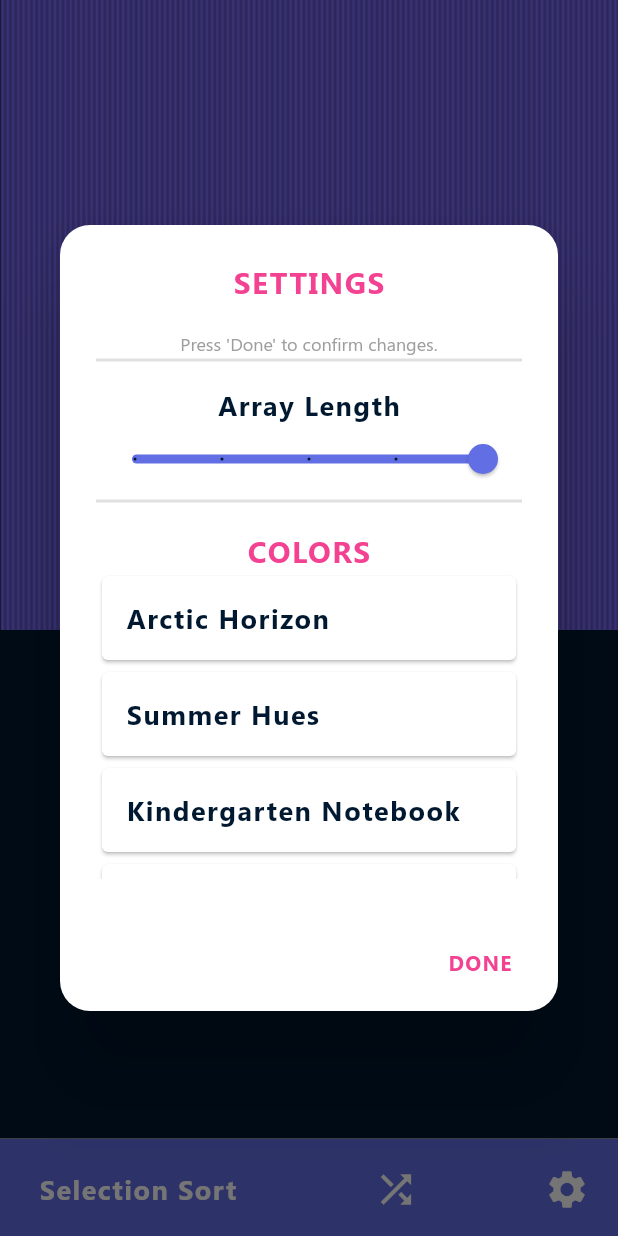
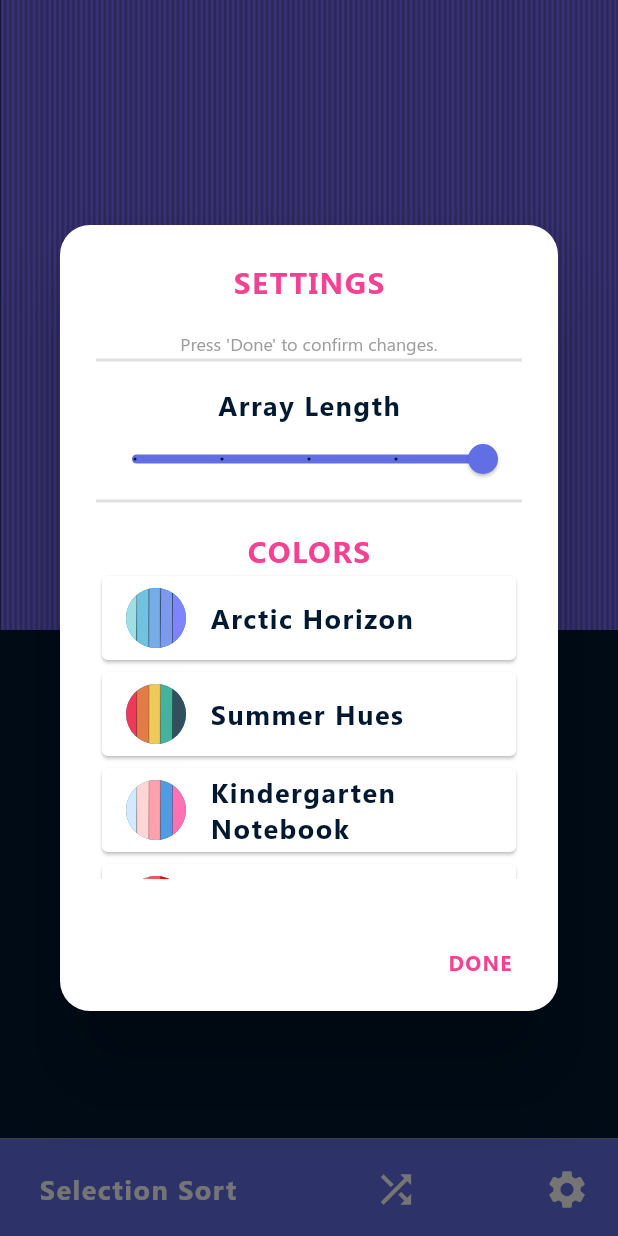
Before and after one commit to parzuko/AlgoVisualizer, a Flutter app: the screen it shows after launch, after a tap on the "settings" icon, on a phone screen of 412 x 824 dp. Run offline on Flutter 3.47's test engine with Material 2 defaults, Android fonts, the phone set to English and light mode, and no system bars.

```diff
--- /dev/null
+++ b/algo_visual/lib/config/list_view_info.dart
@@ -0,0 +1,5 @@
+class ColorList {
+  String colorName;
+  String imageLocation;
+  ColorList({this.colorName, this.imageLocation});
+}
--- a/algo_visual/lib/screens/settings.dart
+++ b/algo_visual/lib/screens/settings.dart
@@ -1,3 +1,4 @@
+import 'package:algo_visual/config/list_view_info.dart';
 import 'package:algo_visual/config/palette.dart';
 import 'package:flutter/material.dart';
 
@@ -23,12 +24,12 @@ class _SettingsDialogState extends State<SettingsDialog> {
     currentTheme = widget.currentTheme;
   }
 
-  List<String> colorOptions = [
-    "Arctic Horizon",
-    "Summer Hues",
-    "Kindergarten Notebook",
-    "Ketchup Red",
-    "Ice Cream SandWhich"
+  List<ColorList> colorOptions = [
+    ColorList(colorName: "Arctic Horizon", imageLocation: "arcticblue.jpg"),
+    ColorList(colorName: "Summer Hues", imageLocation: "sh.jpg"),
+    ColorList(colorName: "Kindergarten Notebook", imageLocation: "pastel.jpg"),
+    ColorList(colorName: "Ketchup Red", imageLocation: "ketchup.jpg"),
+    ColorList(colorName: "Ice Cream Sandwhich", imageLocation: "ic.jpg"),
   ];
 
   @override
@@ -128,8 +129,12 @@ class _SettingsDialogState extends State<SettingsDialog> {
                       print("this is index & mode $index");
                       // print("this is index & mode $mode");
                     },
+                    leading: CircleAvatar(
+                      backgroundImage: AssetImage(
+                          "assets/${colorOptions[index].imageLocation}"),
+                    ),
                     title: Text(
-                      colorOptions[index],
+                      colorOptions[index].colorName,
                       style: TextStyle(
                         color: Palette.scaffold,
                         fontSize: 18.0,
--- a/algo_visual/pubspec.yaml
+++ b/algo_visual/pubspec.yaml
@@ -42,9 +42,8 @@ flutter:
   uses-material-design: true
 
   # To add assets to your application, add an assets section, like this:
-  # assets:
-  #   - images/a_dot_burr.jpeg
-  #   - images/a_dot_ham.jpeg
+  assets:
+    - assets/
 
   # An image asset can refer to one or more resolution-specific "variants", see
   # https://flutter.dev/assets-and-images/#resolution-aware.
```
Also changed, not shown: algo_visual/assets/arcticblue.jpg (added), algo_visual/assets/ic.jpg (added), algo_visual/assets/ketchup.jpg (added), algo_visual/assets/pastel.jpg (added), algo_visual/assets/sh.jpg (added).
